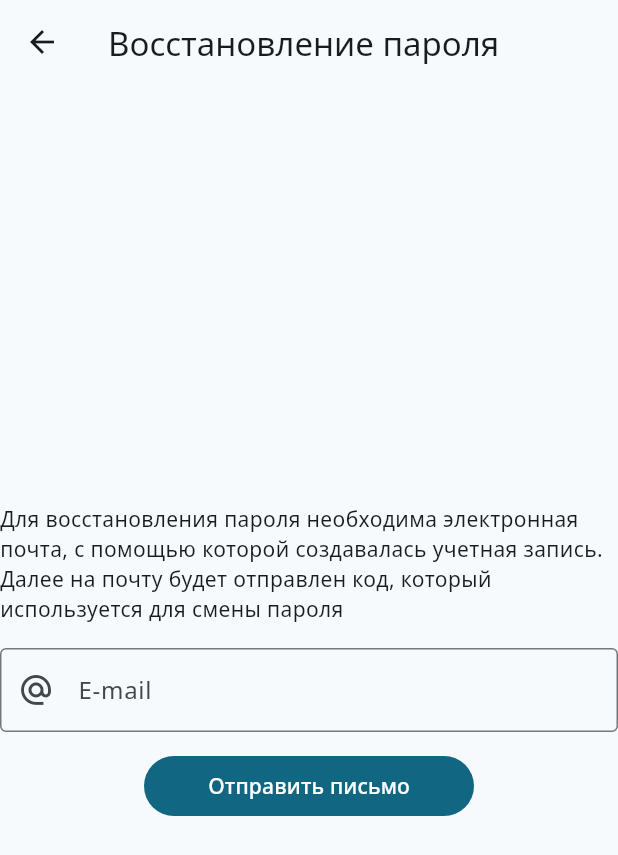
After one commit to 1Taafe/query_quest, a Flutter app: the RestorePasswordScreen screen opened by its route, on a phone screen of 412 x 824 dp. The commit adds this screen. Shown: the top 855 px of the screen. Run offline on Flutter 3.47's test engine with Material 3 defaults, Android fonts, the phone set to English and light mode, and no system bars; our stand-ins replace cached_network_image, dio, flutter_bloc, flutter_countdown_timer, gap, lottie and 2 more; missing offline and left inert: dart:html; accounts and stored records are empty.

Commit message:
- added restorePassword feature

```diff
--- /dev/null
+++ b/lib/features/restorePassword/bloc/restore_password_event.dart
@@ -0,0 +1,28 @@
+abstract class RestorePasswordEvent{
+
+}
+
+class ResetRestorePasswordScreenEvent extends RestorePasswordEvent{
+
+}
+
+class RestorePasswordRequestEvent extends RestorePasswordEvent{
+  final String email;
+
+  RestorePasswordRequestEvent(this.email);
+}
+
+class CheckRestoreCodeEvent extends RestorePasswordEvent{
+  final String email;
+  final String code;
+
+  CheckRestoreCodeEvent(this.email, this.code);
+}
+
+class ChangePasswordEvent extends RestorePasswordEvent{
+  final String email;
+  final String code;
+  final String password;
+
+  ChangePasswordEvent(this.email, this.code, this.password);
+}
--- /dev/null
+++ b/lib/features/restorePassword/bloc/restore_password_state.dart
@@ -0,0 +1,38 @@
+abstract class RestorePasswordState{
+
+}
+
+class DefaultRestorePasswordState extends RestorePasswordState {
+
+}
+
+class EnterPasswordCodeState extends RestorePasswordState{
+  final String email;
+  final String code;
+  EnterPasswordCodeState(this.email, this.code);
+}
+
+class EnterNewPasswordState extends RestorePasswordState{
+  final String email;
+  final String code;
+  final String newPassword;
+  EnterNewPasswordState(this.email, this.code, this.newPassword);
+}
+
+class LoadingRestorePasswordState extends RestorePasswordState {
+
+}
+
+class ErrorRestorePasswordState extends RestorePasswordState{
+  final String message;
+  ErrorRestorePasswordState(this.message);
+}
+
+class SuccessRestorePasswordState extends RestorePasswordState{
+  final String message;
+  SuccessRestorePasswordState(this.message);
+}
+
+class SuccessChangePasswordState extends RestorePasswordState{
+
+}
--- /dev/null
+++ b/lib/features/restorePassword/view/restore_password_screen.dart
@@ -0,0 +1,223 @@
+import 'package:flutter/material.dart';
+import 'package:flutter_bloc/flutter_bloc.dart';
+import 'package:gap/gap.dart';
+import 'package:query_quest/features/restorePassword/bloc/restore_password_bloc.dart';
+import 'package:query_quest/features/restorePassword/bloc/restore_password_event.dart';
+import 'package:query_quest/features/restorePassword/bloc/restore_password_state.dart';
+
+import '../../../shared_widgets/show_shack_bar.dart';
+
+class RestorePasswordScreen extends StatefulWidget {
+  const RestorePasswordScreen({super.key});
+
+  @override
+  State<RestorePasswordScreen> createState() => _RestorePasswordScreenState();
+}
+
+class _RestorePasswordScreenState extends State<RestorePasswordScreen> {
+
+  TextEditingController emailController = TextEditingController();
+  TextEditingController codeController = TextEditingController();
+  TextEditingController newPasswordController = TextEditingController();
+
+  @override
+  Widget build(BuildContext context) {
+    return Scaffold(
+      appBar: AppBar(
+        title: Text("Восстановление пароля"),
+        leading: IconButton(
+          padding: EdgeInsets.all(16),
+          icon: Icon(Icons.arrow_back),
+          onPressed: (){
+            Navigator.of(context).pop();
+            context.read<RestorePasswordBloc>().add(ResetRestorePasswordScreenEvent());
+          },
+        ),
+      ),
+      body: BlocConsumer<RestorePasswordBloc, RestorePasswordState>(
+        builder: (context, state){
+          if(state is DefaultRestorePasswordState){
+            return Center(
+              child: Container(
+                width: 600,
+                child: Column(
+                  mainAxisAlignment: MainAxisAlignment.center,
+                  crossAxisAlignment: CrossAxisAlignment.center,
+                  children: [
+                    Text(
+                        "Для восстановления пароля необходима электронная почта, с помощью которой создавалась учетная запись. Далее на почту будет отправлен код, который используется для смены пароля"
+                    ),
+                    Gap(16),
+                    Container(
+                      child: TextField(
+                        controller: emailController,
+                        decoration: InputDecoration(
+                          prefixIcon: Icon(Icons.alternate_email_outlined),
+                          border: OutlineInputBorder(),
+                          labelText: 'E-mail',
+                        ),
+                      ),
+                    ),
+                    Gap(16),
+                    Container(
+                      width: 220,
+                      height: 40,
+                      child: FilledButton(
+                        onPressed: (){
+                          context.read<RestorePasswordBloc>().add(RestorePasswordRequestEvent(emailController.text));
+                        },
+                        child: Text(
+                          "Отправить письмо"
+                        ),
+                      ),
+                    )
+                  ],
+                ),
+              ),
+            );
+          }
+          else if(state is EnterPasswordCodeState){
+            return Center(
+              child: Container(
+                width: 600,
+                child: Column(
+                  mainAxisAlignment: MainAxisAlignment.center,
+                  crossAxisAlignment: CrossAxisAlignment.center,
+                  children: [
+                    Container(
+                      child: TextField(
+                        enabled: false,
+                        controller: emailController,
+                        decoration: InputDecoration(
+                          prefixIcon: Icon(Icons.alternate_email_outlined),
+                          border: OutlineInputBorder(),
+                          labelText: 'E-mail',
+                        ),
+                      ),
+                    ),
+                    Gap(16),
+                    Container(
+                      child: TextField(
+                        controller: codeController,
+                        decoration: InputDecoration(
+                          prefixIcon: Icon(Icons.mail_lock_outlined),
+                          border: OutlineInputBorder(),
+                          labelText: 'Код из письма',
+                        ),
+                      ),
+                    ),
+                    Gap(16),
+                    Text(
+                        "Введите 6-ти значный код из письма для того чтобы сменить пароль"
+                    ),
+                    Gap(16),
+                    Container(
+                      width: 180,
+                      height: 40,
+                      child: FilledButton(
+                        onPressed: (){
+                          context.read<RestorePasswordBloc>().add(CheckRestoreCodeEvent(emailController.text, codeController.text));
+                        },
+                        child: Text(
+                            "Проверить код"
+                        ),
+                      ),
+                    )
+                  ],
+                ),
+              ),
+            );
+          }
+          else if(state is EnterNewPasswordState){
+            return Center(
+              child: Container(
+                width: 600,
+                child: Column(
+                  mainAxisAlignment: MainAxisAlignment.center,
+                  crossAxisAlignment: CrossAxisAlignment.center,
+                  children: [
+                    Container(
+                      child: TextField(
+                        enabled: false,
+                        controller: emailController,
+                        decoration: InputDecoration(
+                          prefixIcon: Icon(Icons.alternate_email_outlined),
+                          border: OutlineInputBorder(),
+                          labelText: 'E-mail',
+                        ),
+                      ),
+                    ),
+                    Gap(16),
+                    Container(
+                      child: TextField(
+                        controller: codeController,
+                        obscureText: true,
+                        decoration: InputDecoration(
+                          enabled: false,
+                          prefixIcon: Icon(Icons.mail_lock_outlined),
+                          border: OutlineInputBorder(),
+                          labelText: 'Код из письма',
+                        ),
+                      ),
+                    ),
+                    Gap(16),
+                    Container(
+                      child: TextField(
+                        controller: newPasswordController,
+                        obscureText: true,
+                        decoration: InputDecoration(
+                          prefixIcon: Icon(Icons.password_rounded),
+                          border: OutlineInputBorder(),
+                          labelText: 'Новый пароль',
+                        ),
+                      ),
+                    ),
+                    Gap(16),
+                    Text(
+                        "Введите новый пароль для вашей учетной записи. Пароль должен быть более 8 символов"
+                    ),
+                    Gap(16),
+                    Container(
+                      width: 180,
+                      height: 40,
+                      child: FilledButton(
+                        onPressed: (){
+                          context.read<RestorePasswordBloc>().add(ChangePasswordEvent(emailController.text, codeController.text, newPasswordController.text));
+                        },
+                        child: Text(
+                            "Восстановить"
+                        ),
+                      ),
+                    )
+                  ],
+                ),
+              ),
+            );
+          }
+          else if(state is LoadingRestorePasswordState){
+            return Center(
+              child: CircularProgressIndicator(),
+            );
+          }
+          else{
+            return Center(
+              child: Text("Неизвестная ошибка"),
+            );
+          }
+        },
+        listener: (context, state){
+          if(state is SuccessRestorePasswordState){
+            showStatusSnackbar(context, Colors.green, Icons.check_circle_outline, state.message);
+          }
+          else if(state is ErrorRestorePasswordState){
+            showStatusSnackbar(context, Colors.red, Icons.error_outline, state.message);
+          }
+          else if(state is SuccessChangePasswordState){
+            Navigator.of(context).pop();
+            context.read<RestorePasswordBloc>().add(ResetRestorePasswordScreenEvent());
+          }
+        },
+      ),
+    );
+  }
+}
--- a/lib/main.dart
+++ b/lib/main.dart
@@ -1,6 +1,8 @@
 import 'package:flutter/material.dart';
 import 'package:flutter_bloc/flutter_bloc.dart';
 import 'package:query_quest/features/olympics/view/olympics_screen.dart';
+import 'package:query_quest/features/restorePassword/bloc/restore_password_bloc.dart';
+import 'package:query_quest/features/restorePassword/view/restore_password_screen.dart';
 
 import 'global/auth/auth_feature.dart';
 import 'features/editOlympics/edit_olympics_feature.dart';
@@ -27,6 +29,7 @@ void main() {
       BlocProvider<EditOlympicsBloc>(create: (_) => EditOlympicsBloc()),
       BlocProvider<OlympicsBloc>(create: (_) => OlympicsBloc()),
       BlocProvider<TaskBloc>(create: (_) => TaskBloc()),
+      BlocProvider<RestorePasswordBloc>(create: (_) => RestorePasswordBloc()),
     ],
     child: QueryQuestApp(),
   ));
@@ -58,6 +61,7 @@ class QueryQuestApp extends StatelessWidget {
       routes: {
         '/': (context) => LoginScreen(),
         '/signup': (context) => SignupScreen(),
+        '/restorePassword' : (context) => RestorePasswordScreen(),
         '/home': (context) => context.read<AuthBloc>().state is AuthorizedState ? HomeScreen() : LoginScreen(),
         '/createOlympics': (context) => context.read<AuthBloc>().state is AuthorizedState ? CreateOlympicsScreen() : LoginScreen(),
         '/editOlympics': (context){
--- a/pubspec.yaml
+++ b/pubspec.yaml
@@ -20,6 +20,7 @@ dependencies:
   flutter_countdown_timer: ^4.1.0
   cached_network_image: ^3.3.0
   qr_flutter: ^4.1.0
+  gap: ^3.0.1
 
 dev_dependencies:
   flutter_test:
```
Also changed, not shown: lib/features/edit_profile/bloc/edit_profile_bloc.dart (added, +24 -0 lines), lib/features/edit_profile/bloc/edit_profile_event.dart (added, +7 -0 lines), lib/features/edit_profile/bloc/edit_profile_state.dart (added, +19 -0 lines), lib/features/login/view/login_screen.dart (+33 -2 lines), lib/features/restorePassword/bloc/restore_password_bloc.dart (added, +69 -0 lines), lib/repositories/auth/AuthRepository.dart (+86 -0 lines), lib/features/edit_profile/edit_profile_feature.dart (added), pubspec.lock.
